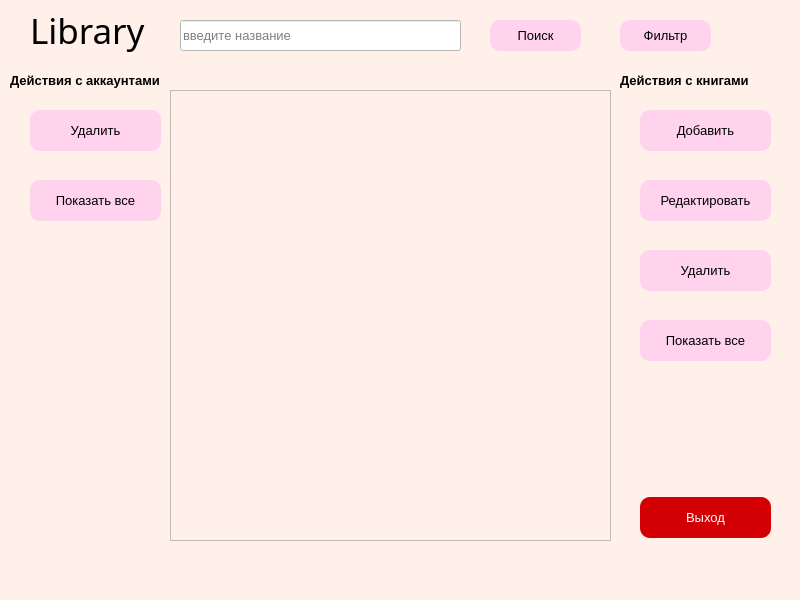
Before: the Qt Designer form client/ui/adminPage.ui in dashaPima/el-library, drawn with Qt 5.
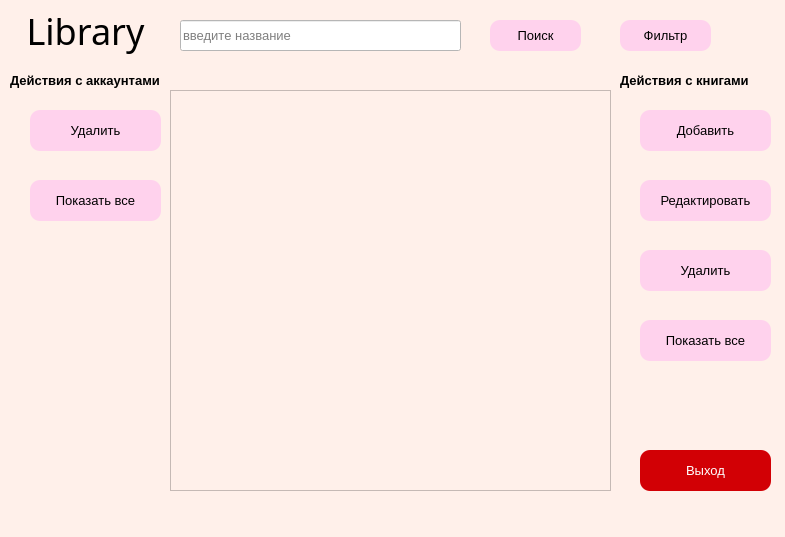
After: the same form once the commit is applied.

```diff
--- a/client/ui/adminPage.ui
+++ b/client/ui/adminPage.ui
@@ -6,8 +6,8 @@
    <rect>
     <x>0</x>
     <y>0</y>
-    <width>800</width>
-    <height>600</height>
+    <width>785</width>
+    <height>537</height>
    </rect>
   </property>
   <property name="windowTitle">
@@ -148,16 +148,15 @@
     <property name="geometry">
      <rect>
       <x>620</x>
-      <y>70</y>
+      <y>60</y>
       <width>171</width>
-      <height>20</height>
+      <height>41</height>
      </rect>
     </property>
     <property name="font">
      <font>
       <family>Arial</family>
       <pointsize>10</pointsize>
-      <weight>75</weight>
       <bold>true</bold>
      </font>
     </property>
@@ -221,16 +220,15 @@
     <property name="geometry">
      <rect>
       <x>10</x>
-      <y>70</y>
-      <width>201</width>
-      <height>20</height>
+      <y>60</y>
+      <width>151</width>
+      <height>41</height>
      </rect>
     </property>
     <property name="font">
      <font>
       <family>Arial</family>
       <pointsize>10</pointsize>
-      <weight>75</weight>
       <bold>true</bold>
      </font>
     </property>
@@ -293,27 +291,30 @@
    <widget class="QLabel" name="label_3">
     <property name="geometry">
      <rect>
-      <x>30</x>
+      <x>10</x>
       <y>0</y>
-      <width>131</width>
+      <width>151</width>
       <height>61</height>
      </rect>
     </property>
     <property name="font">
      <font>
       <family>Rage Italic</family>
-      <pointsize>26</pointsize>
+      <pointsize>27</pointsize>
      </font>
     </property>
     <property name="text">
      <string>Library</string>
     </property>
+    <property name="alignment">
+     <set>Qt::AlignCenter</set>
+    </property>
    </widget>
    <widget class="QPushButton" name="btnExit">
     <property name="geometry">
      <rect>
       <x>640</x>
-      <y>497</y>
+      <y>450</y>
       <width>131</width>
       <height>41</height>
      </rect>
@@ -342,7 +343,7 @@
       <x>170</x>
       <y>90</y>
       <width>441</width>
-      <height>451</height>
+      <height>401</height>
      </rect>
     </property>
    </widget>
```
Left out of the diff: 4 changed lines with no effect on the pictures.
